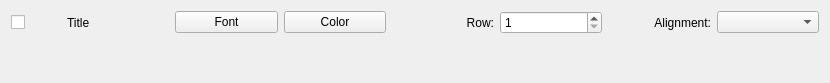
First picture: the form in src/app/dialogs/settingspages/scorepropertieswidget.ui, repository EgonSpengler/LimePipes, before the edit.
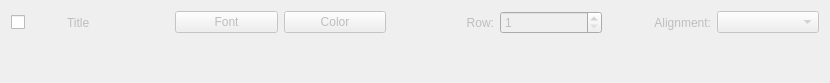
Second picture: the form after the edit.

What changed in the file:
```diff
--- a/src/app/dialogs/settingspages/scorepropertieswidget.ui
+++ b/src/app/dialogs/settingspages/scorepropertieswidget.ui
@@ -32,6 +32,9 @@
    </item>
    <item row="0" column="1">
     <widget class="QLabel" name="textLabel">
+     <property name="enabled">
+      <bool>false</bool>
+     </property>
      <property name="minimumSize">
       <size>
        <width>100</width>
@@ -45,16 +48,26 @@
    </item>
    <item row="0" column="2">
     <widget class="QPushButton" name="fontPushButton">
+     <property name="enabled">
+      <bool>false</bool>
+     </property>
      <property name="text">
       <string>Font</string>
      </property>
     </widget>
    </item>
    <item row="0" column="7">
-    <widget class="QComboBox" name="alignmentComboBox"/>
+    <widget class="QComboBox" name="alignmentComboBox">
+     <property name="enabled">
+      <bool>false</bool>
+     </property>
+    </widget>
    </item>
    <item row="0" column="3">
     <widget class="QPushButton" name="colorPushButton">
+     <property name="enabled">
+      <bool>false</bool>
+     </property>
      <property name="text">
       <string>Color</string>
      </property>
@@ -62,6 +75,9 @@
    </item>
    <item row="0" column="6">
     <widget class="QLabel" name="alignmentLabel">
+     <property name="enabled">
+      <bool>false</bool>
+     </property>
      <property name="text">
       <string>Alignment:</string>
      </property>
@@ -72,6 +88,9 @@
    </item>
    <item row="0" column="5">
     <widget class="QSpinBox" name="rowSpinBox">
+     <property name="enabled">
+      <bool>false</bool>
+     </property>
      <property name="alignment">
       <set>Qt::AlignLeading|Qt::AlignLeft|Qt::AlignVCenter</set>
      </property>
@@ -85,6 +104,9 @@
    </item>
    <item row="0" column="4">
     <widget class="QLabel" name="rowLabel">
+     <property name="enabled">
+      <bool>false</bool>
+     </property>
      <property name="text">
       <string>Row:</string>
      </property>
```
Left out of the diff: 3 changed lines with no effect on the pictures.
